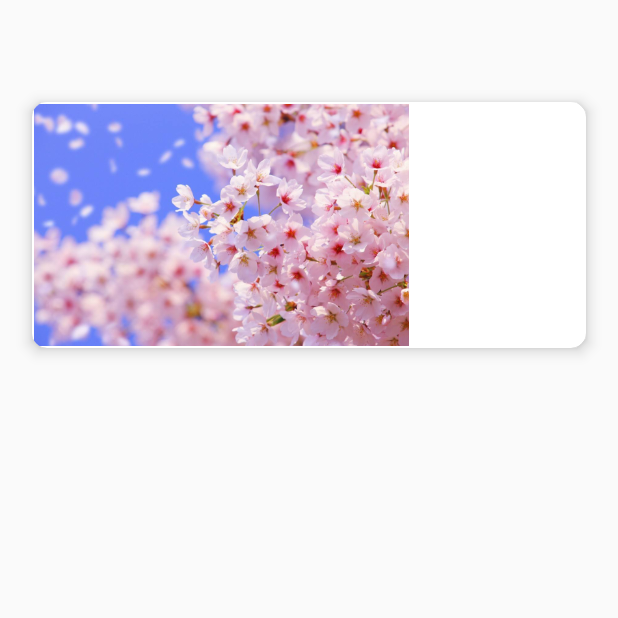
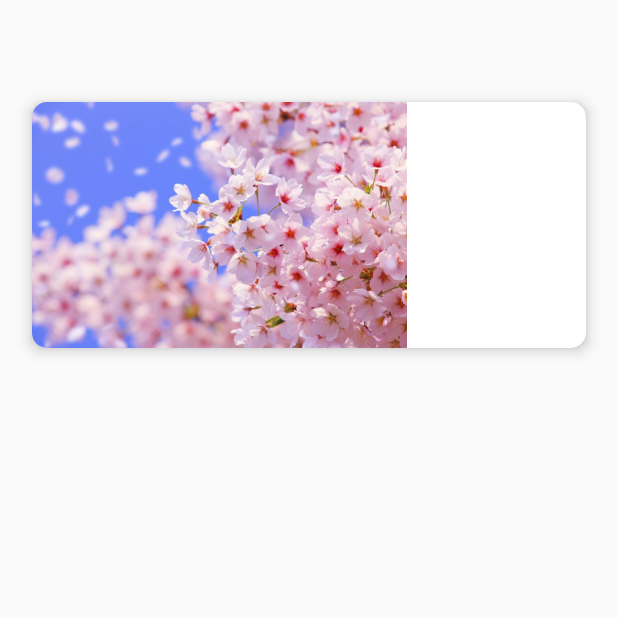
Before and after one commit to Juneroid/IRunc, an Android app: the screen it shows after launch (MainActivity), on a phone screen of 412 x 824 dp, the top half of it. Run offline under Robolectric (Android 15) with nearby library versions, the phone set to English and light mode, and no system bars.

Commit message:
1、CardView

```diff
--- a/app/src/main/res/layout/activity_main.xml
+++ b/app/src/main/res/layout/activity_main.xml
@@ -17,7 +17,7 @@
         app:cardElevation="6dp"
         app:cardMaxElevation="10dp"
         app:cardUseCompatPadding="true"
-        app:contentPadding="1dp"
+        app:contentPadding="0dp"
         app:layout_constraintEnd_toEndOf="parent"
         app:layout_constraintStart_toStartOf="parent"
         app:layout_constraintTop_toTopOf="parent">
```
